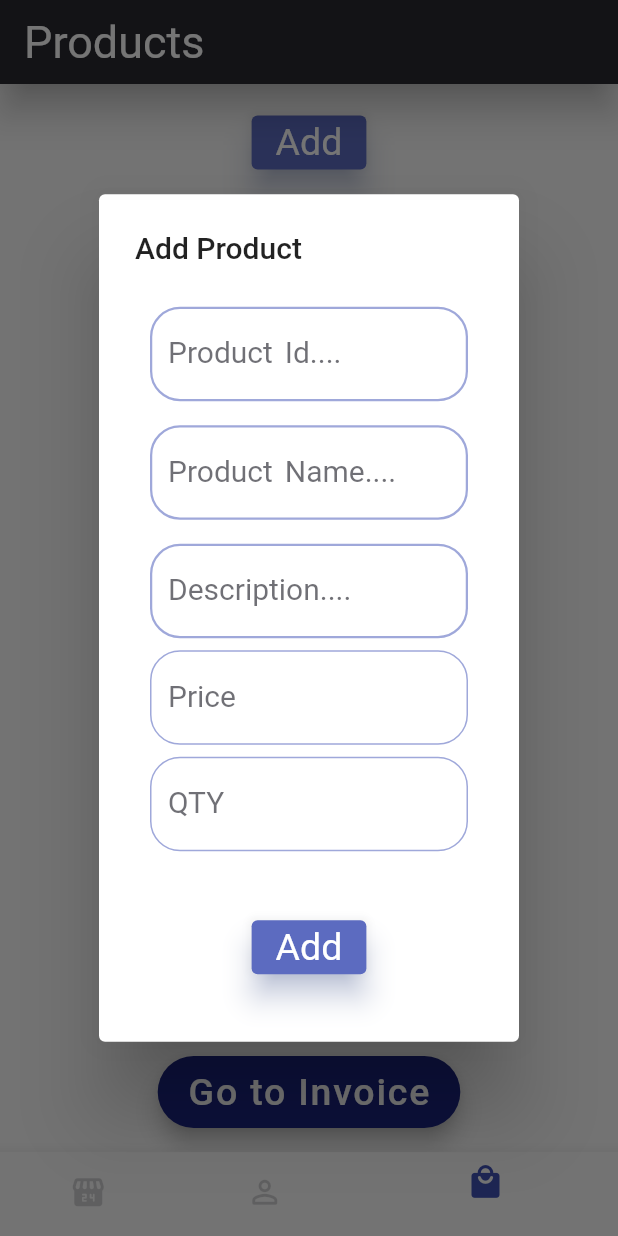
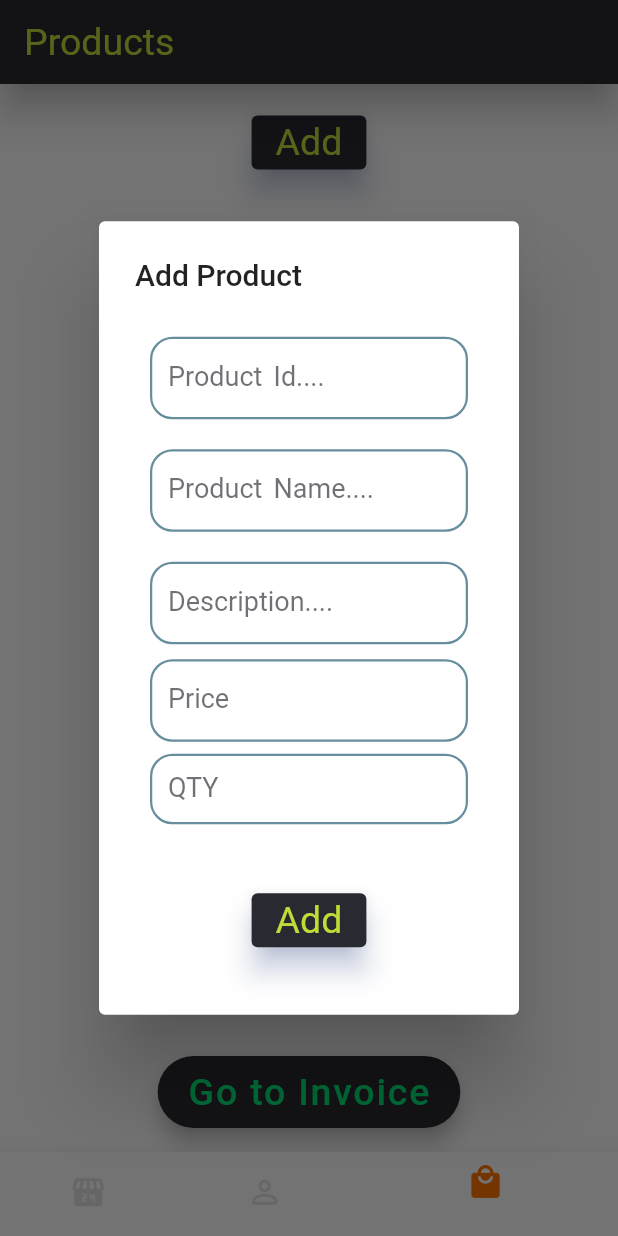
Before and after one commit to VivekTailor19/invoice_built, a Flutter app: the screen it shows after launch, item 3 of the bottom bar chosen, after a tap on "Add", on a phone screen of 412 x 824 dp. Run offline on Flutter 3.47's test engine with Material 2 defaults, Android fonts, the phone set to English and light mode, and no system bars; our stand-ins replace image_gallery_saver.

Commit message:
invoice built

```diff
--- a/lib/business/business.dart
+++ b/lib/business/business.dart
@@ -26,7 +26,7 @@ class _BusinessState extends State<Business> {
   Widget build(BuildContext context) {
     return Scaffold(
       appBar: AppBar(
-        title: Text("Business Page",style: TextStyle(fontSize: 30,color: Colors.white)),),
+        title: Text("Business Page",style: TextStyle()),),
       body: SingleChildScrollView(
         child: Column(
           children: [
@@ -47,7 +47,7 @@ class _BusinessState extends State<Business> {
               ScaffoldMessenger.of(context)!.showSnackBar(SnackBar(behavior:SnackBarBehavior.floating,content: Text("Your Information is Collected"),backgroundColor: Colors.green.shade400,));
 
             },
-              child: Text("Create"),),
+              child: Text("Create",style: TextStyle(color: Color(0xffBFDB38)),),),
 
           ],
         ),
--- a/lib/client/client.dart
+++ b/lib/client/client.dart
@@ -25,7 +25,7 @@ class _ClientsState extends State<Clients> {
   Widget build(BuildContext context) {
     return Scaffold(
       appBar: AppBar(
-        title: Text("Client Info",style: TextStyle(fontSize: 30,color: Colors.white)),),
+        title: Text("Client Info"),),
 
       body: SingleChildScrollView(
         child: Column(
@@ -46,7 +46,7 @@ class _ClientsState extends State<Clients> {
 
               ScaffoldMessenger.of(context)!.showSnackBar(SnackBar(behavior:SnackBarBehavior.floating,content: Text("Your Information is Collected"),backgroundColor: Colors.green.shade400,));
 
-            },child: Text("Create"),),
+            },child: Text("Create",style: TextStyle(color: Color(0xffBFDB38)),),),
 
           ],
         ),
--- a/lib/homescreen.dart
+++ b/lib/homescreen.dart
@@ -9,8 +9,10 @@ import 'items/additem.dart';
 Widget Info({TextInputType? kboard,TextEditingController? controller, String? hint})
 {
   return Padding(
-    padding: const EdgeInsets.symmetric(vertical: 8,horizontal: 10),
+    padding: const EdgeInsets.symmetric(vertical: 10,horizontal: 10),
+    child: SizedBox(height: 55,
       child: TextFormField(
+
         controller: controller,
         keyboardType: kboard,
         style: TextStyle(color: Colors.blueGrey.shade800,fontSize: 20),
@@ -18,15 +20,16 @@ Widget Info({TextInputType? kboard,TextEditingController? controller, String? hi
         decoration: InputDecoration(
           //label: Text("$hint"),
           labelText: "$hint",
-        labelStyle: TextStyle(fontSize: 20,color: Color(0xaa292931),wordSpacing: 3),
+          labelStyle: TextStyle(fontSize: 18,color: Color(0xaa292931),wordSpacing: 3),
           // hintText: "$hint",
           // hintStyle: TextStyle(fontSize: 20,color: Colors.blueGrey.shade100,wordSpacing: 3),
           filled: true,
           fillColor: Colors.white,
           enabled: true,
-        enabledBorder: OutlineInputBorder(borderRadius: BorderRadius.all(Radius.circular(20)),borderSide: BorderSide(width:1.5,color: Colors.indigo.shade200)),
-        focusedBorder: OutlineInputBorder(borderRadius: BorderRadius.all(Radius.circular(20)),borderSide: BorderSide(width: 2,color: Colors.indigo.shade700)),
+          enabledBorder: OutlineInputBorder(borderRadius: BorderRadius.all(Radius.circular(15)),borderSide: BorderSide(width:1.5,color: Color(0x9900425A))),
+          focusedBorder: OutlineInputBorder(borderRadius: BorderRadius.all(Radius.circular(15)),borderSide: BorderSide(width: 2,color: Color(0xff00425A))),
 
+        ),
       ),
     ),
   );
@@ -49,8 +52,8 @@ class _HomeScreenState extends State<HomeScreen> {
       child: Scaffold(
 
         bottomNavigationBar: BottomNavigationBar(
-          selectedItemColor: Colors.indigo,
-          unselectedItemColor: Color(0x33292931),
+          selectedItemColor: Color(0xffFC7300),
+          unselectedItemColor: Color(0x22292931),
           currentIndex: i,
           type: BottomNavigationBarType.shifting,
           onTap: (value) {
--- a/lib/items/additem.dart
+++ b/lib/items/additem.dart
@@ -37,9 +37,11 @@ class _AddItemsState extends State<AddItems> {
       floatingActionButton: FloatingActionButton.extended(
         label: Text(
           "Go to Invoice",
-          style: TextStyle(fontSize: 25),
+          style: TextStyle(fontSize: 25,color: Colors.greenAccent.shade400
+          //Color(0xffBFDB38)
           ),
-        backgroundColor: Colors.indigo.shade900,
+        ),
+        backgroundColor: Color(0xff292931),
         onPressed: () {
           //setState(() {
 
@@ -73,8 +75,7 @@ class _AddItemsState extends State<AddItems> {
       floatingActionButtonLocation: FloatingActionButtonLocation.centerFloat,
       // floatingActionButtonAnimator: FloatingActionButtonAnimator.scaling,
       appBar: AppBar(
-        title: Text("Products",
-            style: TextStyle(fontSize: 30, color: Colors.white)),
+        title: Text("Products"),
       ),
 
       body: Column(
@@ -87,7 +88,7 @@ class _AddItemsState extends State<AddItems> {
                     setState(() {});
                   });
             },
-            child: Text("Add"),
+            child: Text("Add",style: TextStyle(color: Color(0xffBFDB38)),),
           ),
           SizedBox(height: 15),
           Expanded(
@@ -142,7 +143,8 @@ class _AddItemsState extends State<AddItems> {
                       hint: "Description....",
                       kboard: TextInputType.text,
                       controller: pdata),
-                  Padding(
+                  SizedBox(height: 55,
+                    child: Padding(
                       padding: const EdgeInsets.only(right: 10, left: 10),
                       child: TextFormField(
                         onChanged: (value) {
@@ -162,23 +164,25 @@ class _AddItemsState extends State<AddItems> {
                         decoration: InputDecoration(
                           labelText: "Price",
 
-                        labelStyle: TextStyle(fontSize: 20,color: Color(0xaa292931),wordSpacing: 3),
+                          labelStyle: TextStyle(fontSize: 18,color: Color(0xaa292931),wordSpacing: 3),
 
                           filled: true,
                           fillColor: Colors.white,
                           enabled: true,
                           enabledBorder: OutlineInputBorder(
-                            borderRadius: BorderRadius.all(Radius.circular(20)),
+                              borderRadius: BorderRadius.all(Radius.circular(15)),
                               borderSide:
-                                BorderSide(color: Colors.indigo.shade200)),
+                                  BorderSide(width:1.5,color: Color(0x9900425A))),
                           focusedBorder: OutlineInputBorder(
-                            borderRadius: BorderRadius.all(Radius.circular(20)),
+                              borderRadius: BorderRadius.all(Radius.circular(15)),
                               borderSide:
-                                BorderSide(color: Colors.indigo.shade700)),
+                                  BorderSide(width:2,color: Color(0xff00425A))),
                         ),
                       ),
                     ),
-                  Padding(
+                  ),
+                  SizedBox(height: 55,
+                    child: Padding(
                       padding: const EdgeInsets.only(top: 8, right: 10, left: 10),
                       child: TextFormField(
                         onChanged: (value) {
@@ -194,18 +198,19 @@ class _AddItemsState extends State<AddItems> {
                         scrollPhysics: BouncingScrollPhysics(),
                         decoration: InputDecoration(
                           labelText: "QTY",
-                        labelStyle: TextStyle(fontSize: 20,color: Color(0xaa292931),wordSpacing: 3),
+                          labelStyle: TextStyle(fontSize: 18,color: Color(0xaa292931),wordSpacing: 3),
                           filled: true,
                           fillColor: Colors.white,
                           enabled: true,
                           enabledBorder: OutlineInputBorder(
-                            borderRadius: BorderRadius.all(Radius.circular(20)),
+                              borderRadius: BorderRadius.all(Radius.circular(15)),
                               borderSide:
-                                BorderSide(color: Colors.indigo.shade200)),
+                                  BorderSide(width:1.5,color: Color(0x9900425A))),
                           focusedBorder: OutlineInputBorder(
-                            borderRadius: BorderRadius.all(Radius.circular(20)),
+                              borderRadius: BorderRadius.all(Radius.circular(15)),
                               borderSide:
-                                BorderSide(color: Colors.indigo.shade700)),
+                                  BorderSide(width:2,color: Color(0xff00425A))),
+                        ),
                       ),
                     ),
                   ),
@@ -251,7 +256,7 @@ class _AddItemsState extends State<AddItems> {
                         backgroundColor: Colors.green.shade400,
                       ));
                     },
-                    child: Text("Add"),
+                    child: Text("Add",style: TextStyle(color: Color(0xffBFDB38)),),
                   ),
                   SizedBox(height: 15),
                 ],
@@ -366,7 +371,8 @@ class _AddItemsState extends State<AddItems> {
                   UpdateItem(
                       controller: udata,
                       kboard: TextInputType.text),
-                  Padding(
+                  SizedBox(height: 55,
+                    child: Padding(
                       padding: const EdgeInsets.all(10),
                       child: TextFormField(
                         onChanged: (value) {
@@ -385,17 +391,19 @@ class _AddItemsState extends State<AddItems> {
                           fillColor: Colors.white,
                           enabled: true,
                           enabledBorder: OutlineInputBorder(
-                            borderRadius: BorderRadius.all(Radius.circular(20)),
+                              borderRadius: BorderRadius.all(Radius.circular(15)),
                               borderSide:
-                                BorderSide(color: Colors.indigo.shade200)),
+                                  BorderSide(width: 1.5,color: Colors.indigo.shade200)),
                           focusedBorder: OutlineInputBorder(
-                            borderRadius: BorderRadius.all(Radius.circular(20)),
+                              borderRadius: BorderRadius.all(Radius.circular(15)),
                               borderSide:
-                                BorderSide(color: Colors.indigo.shade700)),
+                                  BorderSide(width:2,color: Colors.indigo.shade700)),
                         ),
                       ),
                     ),
-                  Padding(
+                  ),
+                  SizedBox(height: 55,
+                    child: Padding(
                       padding: const EdgeInsets.all(10),
                       child: TextFormField(
                         onChanged: (value) {
@@ -414,13 +422,14 @@ class _AddItemsState extends State<AddItems> {
                           fillColor: Colors.white,
                           enabled: true,
                           enabledBorder: OutlineInputBorder(
-                            borderRadius: BorderRadius.all(Radius.circular(20)),
+                              borderRadius: BorderRadius.all(Radius.circular(15)),
                               borderSide:
                                   BorderSide(color: Colors.indigo.shade200)),
                           focusedBorder: OutlineInputBorder(
-                            borderRadius: BorderRadius.all(Radius.circular(20)),
+                              borderRadius: BorderRadius.all(Radius.circular(15)),
                               borderSide:
                                   BorderSide(color: Colors.indigo.shade700)),
+                        ),
                       ),
                     ),
                   ),
@@ -462,7 +471,7 @@ class _AddItemsState extends State<AddItems> {
                         backgroundColor: Colors.green.shade400,
                       ));
                     },
-                    child: Text("Update"),
+                    child: Text("Update",style: TextStyle(color: Color(0xffBFDB38)),),
                   ),
                   SizedBox(height: 10),
                   ElevatedButton(
@@ -475,7 +484,7 @@ class _AddItemsState extends State<AddItems> {
                         backgroundColor: Colors.green.shade400,
                       ));
                     },
-                    child: Text("Delete"),
+                    child: Text("Delete",style: TextStyle(color: Color(0xffBFDB38)),),
                   ),
                 ],
               ),
--- a/lib/main.dart
+++ b/lib/main.dart
@@ -11,14 +11,16 @@ void main() {
   runApp(MaterialApp(
     debugShowCheckedModeBanner: false,
     theme: ThemeData(
+
       appBarTheme: AppBarTheme(
         backgroundColor:Color(0xff292931),
-        //Colors.blueGrey.shade700,
-        titleTextStyle: TextStyle(fontSize: 30,color: Colors.white,),
+        titleTextStyle: TextStyle(fontSize: 25,color: Color(0xffBFDB38),),
         elevation: 10,
-        //shadowColor: Colors.blueGrey.shade400,
       ),
-      elevatedButtonTheme: ElevatedButtonThemeData(style: ElevatedButton.styleFrom(backgroundColor: Colors.indigo.shade400,shadowColor: Color(0xffB6C9FD),textStyle: TextStyle(fontSize: 25,color:Colors.amber),alignment: Alignment.center,elevation: 8,))
+      elevatedButtonTheme: ElevatedButtonThemeData(style: ElevatedButton.styleFrom(backgroundColor: Color(0xff292931),shadowColor: Color(0xffB6C9FD),textStyle: TextStyle(fontSize: 25,color:Colors.amber),alignment: Alignment.center,elevation: 8,)),
+
+
+
     ),
     routes: {
       "/": (context) => Splash(),
```
Lines whose indentation alone changed are shown as unchanged.
